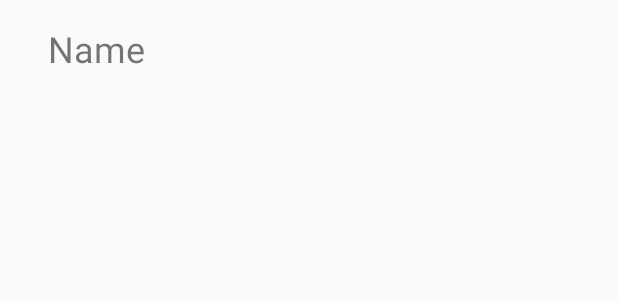
After one commit to bigmachini/mv_bigs, an Android app: the layout list_item_devices.xml on its own in the app's theme, with its tools: preview values and no code run, on a phone screen of 412 x 824 dp. The commit adds this screen. Shown: the top 300 px of the screen. Run offline under Robolectric (Android 15) with nearby library versions, the phone set to English and light mode, and no system bars.

Commit message:
add adapters for paired and searched devices

```diff
--- /dev/null
+++ b/app/src/main/res/layout/list_item_devices.xml
@@ -0,0 +1,31 @@
+<?xml version="1.0" encoding="utf-8"?>
+<LinearLayout xmlns:android="http://schemas.android.com/apk/res/android"
+    android:layout_width="match_parent"
+    android:layout_height="wrap_content"
+    android:gravity="center_vertical"
+    android:layout_marginBottom="8dp"
+    android:orientation="vertical">
+
+    <LinearLayout
+        android:layout_width="match_parent"
+        android:paddingTop="16dp"
+        android:paddingBottom="16dp"
+        android:paddingRight="16dp"
+        android:paddingLeft="16dp"
+        android:gravity="center_vertical"
+        android:layout_height="wrap_content"
+        android:layout_marginBottom="8dp"
+        android:orientation="horizontal">
+
+        <TextView
+            android:id="@+id/tv_name"
+            android:textSize="24dp"
+            android:text="Name"
+            android:layout_width="0dp"
+            android:layout_height="wrap_content"
+            android:layout_weight="1"
+            android:paddingLeft="16dp" />
+
+
+    </LinearLayout>
+</LinearLayout>
```
Also changed, not shown: app/src/main/java/net/bigmachini/mv_bigs/activities/LoginActivity.java (+9 -2 lines), app/src/main/java/net/bigmachini/mv_bigs/adapters/DeviceAdapter.java (added, +74 -0 lines), app/src/main/java/net/bigmachini/mv_bigs/adapters/PairedDeviceAdapter.java (added, +66 -0 lines).
